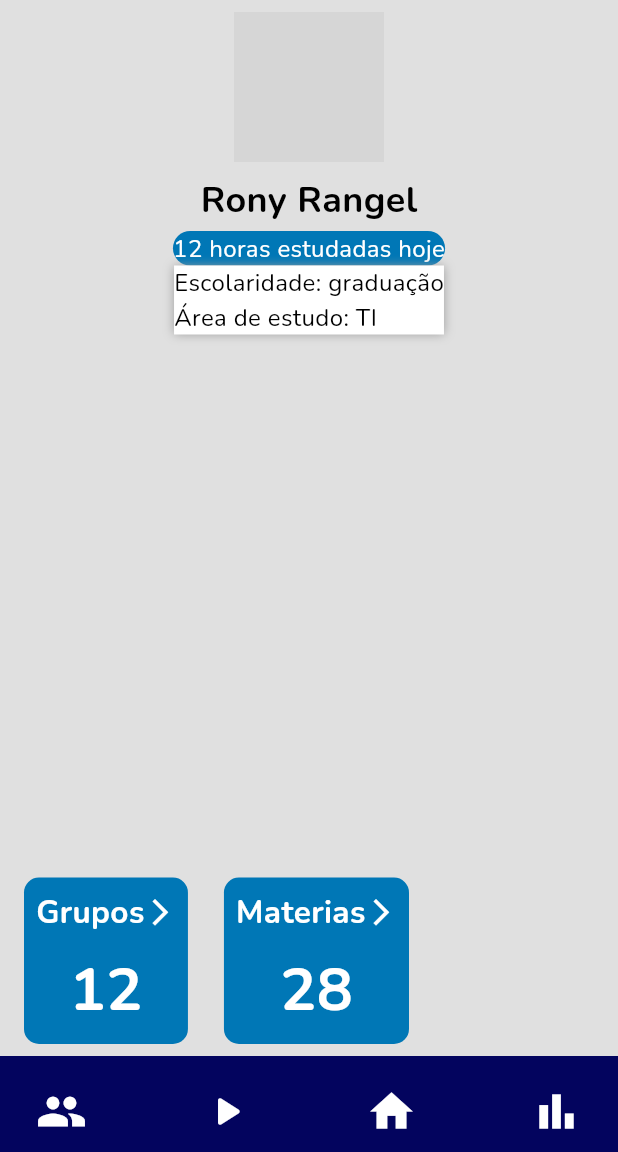
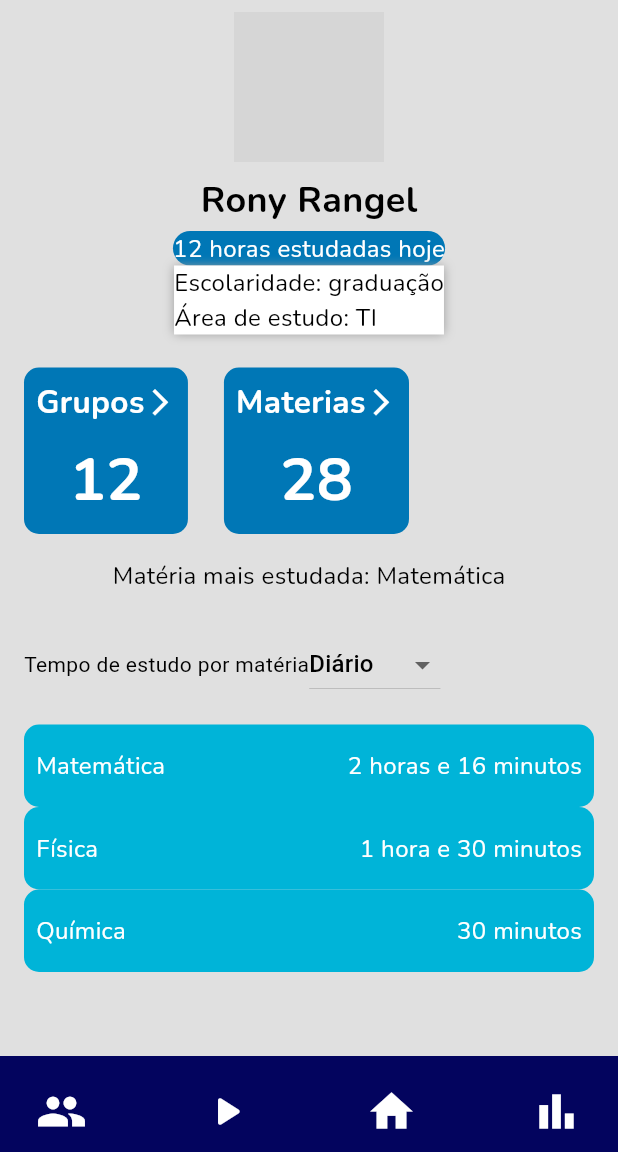
Before and after one commit to ElissonRochaa/MOBILE-25.1-Endeavor, a Flutter app: the PerfilScreen screen opened directly, on a phone screen of 412 x 824 dp, the part 84-1236 px from its top. Run offline on Flutter 3.47's test engine with Material 3 defaults, Android fonts, the phone set to English and light mode, and no system bars; our stand-ins replace carousel_slider, google_fonts, google_sign_in; network calls fail; grey boxes are pictures that could not be loaded.

Commit message:
feat: tela de perfil (materia box)

```diff
--- a/lib/screens/perfil_screen.dart
+++ b/lib/screens/perfil_screen.dart
@@ -1,5 +1,6 @@
 import 'package:endeavor/widgets/geral/endeavor_bottom_bar.dart';
 import 'package:endeavor/widgets/geral/endeavor_top_bar.dart';
+import 'package:endeavor/widgets/perfil/materia_box.dart';
 import 'package:endeavor/widgets/perfil/number_box.dart';
 import 'package:endeavor/widgets/perfil/perfil_banner.dart';
 import 'package:flutter/material.dart';
@@ -7,7 +8,6 @@ import 'package:flutter/widgets.dart';
 import 'package:google_fonts/google_fonts.dart';
 
 class PerfilScreen extends StatelessWidget {
-
   const PerfilScreen({super.key});
 
   @override
@@ -20,18 +20,44 @@ class PerfilScreen extends StatelessWidget {
         child: Column(
           children: [
             Expanded(child: PerfilBanner()),
-            const SizedBox(height: 16),
+            const SizedBox(height: 24),
             Row(
               children: [
                 NumberBox(title: "Grupos", value: "12"),
                 const SizedBox(width: 24),
                 NumberBox(title: "Materias", value: "28"),
               ],
-            )
+            ),
+            const SizedBox(height: 16),
+            Text(
+              "Matéria mais estudada: Matemática",
+              style: GoogleFonts.nunito(fontSize: 16, color: Colors.black),
+            ),
+            const SizedBox(height: 24),
+            Row(
+              children: [
+                Text("Tempo de estudo por matéria"),
+                DropdownButton(
+                  items: [DropdownMenuItem(child: Text("Diário")),
+                  DropdownMenuItem(child: Text("Semanal")),
+                  DropdownMenuItem(child: Text("Mensal")),],
+                  onChanged: (value) {},
+                ),
+              ],
+            ),
+            const SizedBox(height: 16),
+            Expanded(
+              child: ListView(
+                children: [
+                  const MateriaBox(materia: "Matemática", tempo: "2 horas e 16 minutos"),
+                  const MateriaBox(materia: "Física", tempo: "1 hora e 30 minutos"),
+                  const MateriaBox(materia: "Química", tempo: "30 minutos"),
+                ],
+              ),
+            ),
           ],
         ),
       ),
-
-      );
+    );
   }
 }
--- /dev/null
+++ b/lib/widgets/perfil/materia_box.dart
@@ -0,0 +1,44 @@
+import 'package:flutter/material.dart';
+import 'package:google_fonts/google_fonts.dart';
+
+class MateriaBox extends StatelessWidget{
+
+  final String materia;
+  final String tempo;
+
+  const MateriaBox({
+    super.key,
+    required this.materia,
+    required this.tempo,
+  });
+
+  @override
+  Widget build(BuildContext context) {
+    return Container(
+      padding: const EdgeInsets.symmetric(horizontal: 8, vertical: 16),
+      decoration: BoxDecoration(
+        color: Theme.of(context).colorScheme.tertiary,
+        borderRadius: BorderRadius.circular(10),
+      ),
+      child: Row(
+        mainAxisAlignment: MainAxisAlignment.spaceBetween,
+        children: [
+          Text(
+            materia,
+            style: GoogleFonts.nunito(
+                  color: Theme.of(context).colorScheme.onPrimary,
+                  fontSize: 16,
+                ),
+          ),
+          Text(
+            tempo,
+            style: GoogleFonts.nunito(
+                  color: Theme.of(context).colorScheme.onPrimary,
+                  fontSize: 16,
+                ),
+          ),
+        ],
+      ),
+    );
+  }
+}
```
